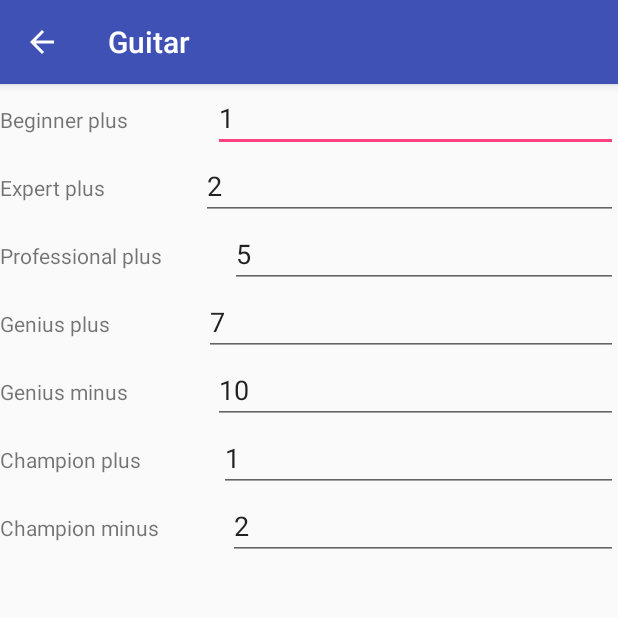
After one commit to jelazi/Guitar, an Android app: the LevelActivity screen opened directly, with no data from a screen before it, on a phone screen of 412 x 824 dp, the top half of it. The commit adds this screen. Run offline under Robolectric (Android 15) with nearby library versions, the phone set to English and light mode, and no system bars.

Commit message:
activity level

```diff
--- a/app/src/main/AndroidManifest.xml
+++ b/app/src/main/AndroidManifest.xml
@@ -13,7 +13,8 @@
         android:roundIcon="@drawable/guitarist"
         android:supportsRtl="true"
         android:theme="@style/AppTheme">
-        <activity android:name=".Shop.ShopActivity"></activity>
+        <activity android:name=".Users.LevelActivity"></activity>
+        <activity android:name=".Shop.ShopActivity" />
         <activity android:name=".Shop.EditShopActivity" />
         <activity
             android:name=".Files.ImportItemsActivity"
--- a/app/src/main/java/lubin/guitar/GuitarActivity/TrySongActivity.java
+++ b/app/src/main/java/lubin/guitar/GuitarActivity/TrySongActivity.java
@@ -45,7 +45,9 @@ public class TrySongActivity extends VirtualGuitarActivity implements View.OnCli
     int stepExpert;
     int stepProfessional;
     int stepGenius;
+    int minusGenius;
     int stepChampion;
+    int minusChampion;
 
 
     @Override
@@ -262,7 +264,9 @@ public class TrySongActivity extends VirtualGuitarActivity implements View.OnCli
         stepExpert = settings.getInt("stepExpert", 2);
         stepProfessional = settings.getInt("stepProfessional", 5);
         stepGenius = settings.getInt("stepGenius", 7);
+        minusGenius = settings.getInt("minusGenius", 1);
         stepChampion = settings.getInt("stepChampion", 10);
+        minusChampion = settings.getInt("minusChampion", 2);
 
         lblLevel.setText(SingletonManagerUsers.getNameLevelByUserLevel(currentUser.getCurrentLevel(), this));
 
@@ -348,7 +352,10 @@ public class TrySongActivity extends VirtualGuitarActivity implements View.OnCli
                                     playingTone.getStringImage().clearColorFilter();
                                 } else {
                                     playToneFromTouch(v, nextImageButton, null, false, isNextToneEmpty);
-                                    int value = currentUser.getCoins() - 1;
+                                    int value = currentUser.getCoins() - minusChampion;
+                                    if (currentLevel == UserLevel.GENIUS) {
+                                        value = currentUser.getCoins() - minusGenius;
+                                    }
                                     currentUser.setCoins(value);
                                     money.setText(Integer.toString(value));
                                     playingTone.getStringImage().clearColorFilter();
--- a/app/src/main/java/lubin/guitar/Teacher/TeacherActivity.java
+++ b/app/src/main/java/lubin/guitar/Teacher/TeacherActivity.java
@@ -24,6 +24,7 @@ import lubin.guitar.Shop.EditShopActivity;
 import lubin.guitar.Users.EditUserActivity;
 import lubin.guitar.Files.DialogType;
 import lubin.guitar.R;
+import lubin.guitar.Users.LevelActivity;
 import lubin.guitar.Users.SingletonManagerUsers;
 import lubin.guitar.Users.User;
 
@@ -33,6 +34,7 @@ public class TeacherActivity extends AppCompatActivity implements View.OnClickLi
     Button recordSoundBtn;
     Button editNameBtn;
     Button editPassBtn;
+    Button changeLevel;
     Button eraseUserBtn;
     Button midiPlayerBtn;
     Button importItemsBtn;
@@ -57,6 +59,8 @@ public class TeacherActivity extends AppCompatActivity implements View.OnClickLi
         editNameBtn.setOnClickListener(this);
         editPassBtn = findViewById(R.id.change_pass_teacher);
         editPassBtn.setOnClickListener(this);
+        changeLevel = findViewById(R.id.change_level);
+        changeLevel.setOnClickListener(this);
         eraseUserBtn = findViewById(R.id.erase_user);
         eraseUserBtn.setOnClickListener(this);
         midiPlayerBtn = findViewById(R.id.midi_player);
@@ -119,6 +123,9 @@ public class TeacherActivity extends AppCompatActivity implements View.OnClickLi
         }
         if (view == editShopBtn) {
             openEditShop();
+        }
+        if (view == changeLevel) {
+            openChangeLevelActivity();
         }
     }
 
@@ -276,6 +283,11 @@ public class TeacherActivity extends AppCompatActivity implements View.OnClickLi
         }
     }
 
+    private void openChangeLevelActivity () {
+        Intent i = new Intent(this, LevelActivity.class);
+        startActivity(i);
+    }
+
     private void setPreferences (String namePreference, String valuePreference) {
         SharedPreferences.Editor editor = settings.edit();
         editor.putString(namePreference, valuePreference);
--- /dev/null
+++ b/app/src/main/java/lubin/guitar/Users/LevelActivity.java
@@ -0,0 +1,124 @@
+package lubin.guitar.Users;
+
+import android.content.SharedPreferences;
+import android.preference.PreferenceManager;
+import android.support.v7.app.AppCompatActivity;
+import android.os.Bundle;
+import android.text.Editable;
+import android.text.TextWatcher;
+import android.view.MenuItem;
+import android.view.View;
+import android.widget.EditText;
+import android.widget.TextView;
+import android.widget.Toast;
+
+import lubin.guitar.R;
+
+
+public class LevelActivity extends AppCompatActivity {
+
+
+    TextView lblStepBeginner;
+    TextView lblStepExpert;
+    TextView lblStepProffesional;
+    TextView lblStepGenius;
+    TextView lblStepChampion;
+    TextView lblMinusGenius;
+    TextView lblMinusChampion;
+
+    EditText editStepBeginner;
+    EditText editStepExpert;
+    EditText editStepProffesional;
+    EditText editStepGenius;
+    EditText editStepChampion;
+    EditText editMinusGenius;
+    EditText editMinusChampion;
+
+    SharedPreferences settings;
+
+    @Override
+    protected void onCreate(Bundle savedInstanceState) {
+        super.onCreate(savedInstanceState);
+        setContentView(R.layout.activity_level);
+        this.getSupportActionBar().setDisplayHomeAsUpEnabled(true);
+        settings = PreferenceManager.getDefaultSharedPreferences(this);
+        initItems();
+    }
+
+    @Override
+    public boolean onOptionsItemSelected(MenuItem item) {
+        int id = item.getItemId();
+
+        switch(id) {
+            case android.R.id.home:
+                controlChanging();
+
+                break;
+        }
+        return true;
+    }
+
+    private void initItems () {
+        lblStepBeginner = findViewById(R.id.lblStepBeginner);
+        lblStepExpert = findViewById(R.id.lblStepExpert);
+        lblStepProffesional = findViewById(R.id.lblStepProffesional);
+        lblStepGenius = findViewById(R.id.lblStepGenius);
+        lblStepChampion = findViewById(R.id.lblStepChampion);
+        lblMinusGenius = findViewById(R.id.lblMinusGenius);
+        lblMinusChampion = findViewById(R.id.lblMinusChampion);
+
+        editStepBeginner = findViewById(R.id.editStepBeginner);
+        editStepExpert = findViewById(R.id.editStepExpert);
+        editStepProffesional = findViewById(R.id.editStepProffesional);
+        editStepGenius = findViewById(R.id.editStepGenius);
+        editStepChampion = findViewById(R.id.editStepChampion);
+        editMinusGenius = findViewById(R.id.editMinusGenius);
+        editMinusChampion = findViewById(R.id.editMinusChampion);
+
+
+        editStepBeginner.setText(Integer.toString(settings.getInt("stepBeginner", 1)));
+        editStepExpert.setText(Integer.toString(settings.getInt("stepExpert", 2)));
+        editStepProffesional.setText(Integer.toString(settings.getInt("stepProfessional", 5)));
+        editStepGenius.setText(Integer.toString(settings.getInt("stepGenius", 7)));
+        editStepChampion.setText(Integer.toString(settings.getInt("stepChampion", 1)));
+        editMinusGenius.setText(Integer.toString(settings.getInt("minusGenius", 10)));
+        editMinusChampion.setText(Integer.toString(settings.getInt("minusChampion", 2)));
+
+    }
+
+    private void controlChanging () {
+        int stepBeginner = Integer.parseInt(editStepBeginner.getText().toString());
+        int stepExpert= Integer.parseInt(editStepExpert.getText().toString());
+        int stepProffesional= Integer.parseInt(editStepProffesional.getText().toString());
+        int stepGenius= Integer.parseInt(editStepGenius.getText().toString());
+        int stepChampion= Integer.parseInt(editStepChampion.getText().toString());
+        int minusGenius= Integer.parseInt(editMinusGenius.getText().toString());
+        int minusChampion= Integer.parseInt(editMinusChampion.getText().toString());
+
+
+        if (stepBeginner == settings.getInt("stepBeginner", 1) &&
+                stepExpert == settings.getInt("stepExpert", 1) &&
+                stepProffesional == settings.getInt("stepProfessional", 1) &&
+                stepGenius == settings.getInt("stepGenius", 1) &&
+                stepChampion == settings.getInt("stepChampion", 1) &&
+                minusGenius == settings.getInt("minusGenius", 1) &&
+                minusChampion == settings.getInt("minusChampion", 1)) {
+            onBackPressed();
+        } else {
+            setPreferences("stepBeginner", stepBeginner);
+            setPreferences("stepExpert", stepExpert);
+            setPreferences("stepProfessional", stepProffesional);
+            setPreferences("stepGenius", stepGenius);
+            setPreferences("minusGenius", minusGenius);
+            setPreferences("stepChampion", stepChampion);
+            setPreferences("minusChampion", minusChampion);
+            onBackPressed();
+        }
+    }
+    private void setPreferences (String namePreference, int valuePreference) {
+        SharedPreferences.Editor editor = settings.edit();
+        editor.putInt(namePreference, valuePreference);
+        editor.commit();
+    }
+
+}
--- /dev/null
+++ b/app/src/main/res/layout/activity_level.xml
@@ -0,0 +1,162 @@
+<?xml version="1.0" encoding="utf-8"?>
+<android.support.constraint.ConstraintLayout xmlns:android="http://schemas.android.com/apk/res/android"
+    xmlns:app="http://schemas.android.com/apk/res-auto"
+    xmlns:tools="http://schemas.android.com/tools"
+    android:layout_width="match_parent"
+    android:layout_height="match_parent"
+    tools:context=".Users.LevelActivity">
+
+    <LinearLayout
+        android:layout_width="match_parent"
+        android:layout_height="match_parent"
+        android:orientation="vertical">
+
+        <LinearLayout
+            android:layout_width="match_parent"
+            android:layout_height="wrap_content"
+            android:orientation="horizontal">
+
+            <TextView
+                android:id="@+id/lblStepBeginner"
+                android:layout_width="wrap_content"
+                android:layout_height="wrap_content"
+                android:layout_weight="1"
+                android:text="@string/beginner_plus" />
+
+            <EditText
+                android:id="@+id/editStepBeginner"
+                android:layout_width="wrap_content"
+                android:layout_height="wrap_content"
+                android:layout_weight="1"
+                android:ems="10"
+                android:inputType="numberDecimal" />
+        </LinearLayout>
+
+        <LinearLayout
+            android:layout_width="match_parent"
+            android:layout_height="wrap_content"
+            android:orientation="horizontal">
+
+            <TextView
+                android:id="@+id/lblStepExpert"
+                android:layout_width="wrap_content"
+                android:layout_height="wrap_content"
+                android:layout_weight="1"
+                android:text="@string/expert_plus" />
+
+            <EditText
+                android:id="@+id/editStepExpert"
+                android:layout_width="wrap_content"
+                android:layout_height="wrap_content"
+                android:layout_weight="1"
+                android:ems="10"
+                android:inputType="numberDecimal" />
+        </LinearLayout>
+
+        <LinearLayout
+            android:layout_width="match_parent"
+            android:layout_height="wrap_content"
+            android:orientation="horizontal">
+
+            <TextView
+                android:id="@+id/lblStepProffesional"
+                android:layout_width="wrap_content"
+                android:layout_height="wrap_content"
+                android:layout_weight="1"
+                android:text="@string/professional_plus" />
+
+            <EditText
+                android:id="@+id/editStepProffesional"
+                android:layout_width="wrap_content"
+                android:layout_height="wrap_content"
+                android:layout_weight="1"
+                android:ems="10"
+                android:inputType="numberDecimal" />
+        </LinearLayout>
+
+        <LinearLayout
+            android:layout_width="match_parent"
+            android:layout_height="wrap_content"
+            android:orientation="horizontal">
+
+            <TextView
+                android:id="@+id/lblStepGenius"
+                android:layout_width="wrap_content"
+                android:layout_height="wrap_content"
+                android:layout_weight="1"
+                android:text="@string/genius_plus" />
+
+            <EditText
+                android:id="@+id/editStepGenius"
+                android:layout_width="wrap_content"
+                android:layout_height="wrap_content"
+                android:layout_weight="1"
+                android:ems="10"
+                android:inputType="numberDecimal" />
+        </LinearLayout>
+
+        <LinearLayout
+            android:layout_width="match_parent"
+            android:layout_height="wrap_content"
+            android:orientation="horizontal">
+
+            <TextView
+                android:id="@+id/lblMinusGenius"
+                android:layout_width="wrap_content"
+                android:layout_height="wrap_content"
+                android:layout_weight="1"
+                android:text="@string/genius_minus" />
+
+            <EditText
+                android:id="@+id/editMinusGenius"
+                android:layout_width="wrap_content"
+                android:layout_height="wrap_content"
+                android:layout_weight="1"
+                android:ems="10"
+                android:inputType="numberDecimal" />
+        </LinearLayout>
+
+        <LinearLayout
+            android:layout_width="match_parent"
+            android:layout_height="wrap_content"
+            android:orientation="horizontal">
+
+            <TextView
+                android:id="@+id/lblStepChampion"
+                android:layout_width="wrap_content"
+                android:layout_height="wrap_content"
+                android:layout_weight="1"
+                android:text="@string/champion_plus" />
+
+            <EditText
+                android:id="@+id/editStepChampion"
+                android:layout_width="wrap_content"
+                android:layout_height="wrap_content"
+                android:layout_weight="1"
+                android:ems="10"
+                android:inputType="numberDecimal" />
+
+        </LinearLayout>
+
+        <LinearLayout
+            android:layout_width="match_parent"
+            android:layout_height="wrap_content"
+            android:orientation="horizontal">
+
+            <TextView
+                android:id="@+id/lblMinusChampion"
+                android:layout_width="wrap_content"
+                android:layout_height="wrap_content"
+                android:layout_weight="1"
+                android:text="@string/champion_minus" />
+
+            <EditText
+                android:id="@+id/editMinusChampion"
+                android:layout_width="wrap_content"
+                android:layout_height="wrap_content"
+                android:layout_weight="1"
+                android:ems="10"
+                android:inputType="numberDecimal" />
+        </LinearLayout>
+    </LinearLayout>
+</android.support.constraint.ConstraintLayout>
--- a/app/src/main/res/layout/activity_teacher.xml
+++ b/app/src/main/res/layout/activity_teacher.xml
@@ -22,6 +22,12 @@
             android:layout_width="match_parent"
             android:layout_height="wrap_content"
             android:text="@string/change_pass_teacher" />
+
+        <Button
+            android:id="@+id/change_level"
+            android:layout_width="match_parent"
+            android:layout_height="wrap_content"
+            android:text="@string/change_level" />
 
         <Button
             android:id="@+id/edit_user"
--- a/app/src/main/res/values/strings.xml
+++ b/app/src/main/res/values/strings.xml
@@ -257,6 +257,14 @@
     <string name="warning_change_tonality">Tonality changing on:</string>
     <string name="warning_change_price">You can change price of item</string>
     <string name="file">File</string>
+    <string name="change_level">Change Level</string>
+    <string name="beginner_plus">Beginner plus</string>
+    <string name="expert_plus">Expert plus</string>
+    <string name="professional_plus">Professional plus</string>
+    <string name="genius_plus">Genius plus</string>
+    <string name="champion_plus">Champion plus</string>
+    <string name="champion_minus">Champion minus</string>
+    <string name="genius_minus">Genius minus</string>
 
 
 </resources>
```
Also changed, not shown: 1 other file.
